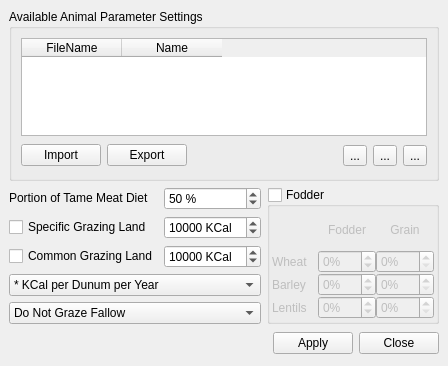
This is src/ui/laanimalparameterbase.ui in arkygeek/landuseanalyst as Qt 5 draws it before an edit. The edited form follows.
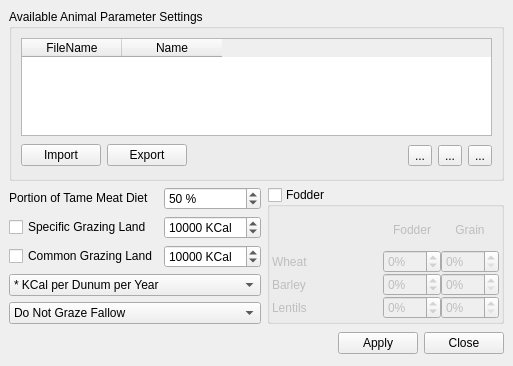
This is the edited form. Icons and pictures are not drawn.

```diff
--- a/src/ui/laanimalparameterbase.ui
+++ b/src/ui/laanimalparameterbase.ui
@@ -5,7 +5,7 @@
    <rect>
     <x>0</x>
     <y>0</y>
-    <width>404</width>
+    <width>513</width>
     <height>366</height>
    </rect>
   </property>
@@ -101,9 +101,7 @@
       <item row="3" column="3" >
        <widget class="QSpinBox" name="spinBoxFodderLentilsGrain" >
         <property name="sizePolicy" >
-         <sizepolicy>
-          <hsizetype>4</hsizetype>
-          <vsizetype>0</vsizetype>
+         <sizepolicy vsizetype="Fixed" hsizetype="Maximum" >
           <horstretch>0</horstretch>
           <verstretch>0</verstretch>
          </sizepolicy>
@@ -125,9 +123,7 @@
       <item row="3" column="2" >
        <widget class="QSpinBox" name="spinBoxFodderLentils" >
         <property name="sizePolicy" >
-         <sizepolicy>
-          <hsizetype>4</hsizetype>
-          <vsizetype>0</vsizetype>
+         <sizepolicy vsizetype="Fixed" hsizetype="Maximum" >
           <horstretch>0</horstretch>
           <verstretch>0</verstretch>
          </sizepolicy>
@@ -165,9 +161,7 @@
       <item row="2" column="3" >
        <widget class="QSpinBox" name="spinBoxFodderBarleyGrain" >
         <property name="sizePolicy" >
-         <sizepolicy>
-          <hsizetype>4</hsizetype>
-          <vsizetype>0</vsizetype>
+         <sizepolicy vsizetype="Fixed" hsizetype="Maximum" >
           <horstretch>0</horstretch>
           <verstretch>0</verstretch>
          </sizepolicy>
@@ -189,9 +183,7 @@
       <item row="2" column="2" >
        <widget class="QSpinBox" name="spinBoxFodderBarley" >
         <property name="sizePolicy" >
-         <sizepolicy>
-          <hsizetype>0</hsizetype>
-          <vsizetype>0</vsizetype>
+         <sizepolicy vsizetype="Fixed" hsizetype="Fixed" >
           <horstretch>0</horstretch>
           <verstretch>0</verstretch>
          </sizepolicy>
@@ -229,9 +221,7 @@
       <item row="1" column="3" >
        <widget class="QSpinBox" name="spinBoxFodderWheatGrain" >
         <property name="sizePolicy" >
-         <sizepolicy>
-          <hsizetype>0</hsizetype>
-          <vsizetype>0</vsizetype>
+         <sizepolicy vsizetype="Fixed" hsizetype="Fixed" >
           <horstretch>0</horstretch>
           <verstretch>0</verstretch>
          </sizepolicy>
@@ -253,9 +243,7 @@
       <item row="1" column="2" >
        <widget class="QSpinBox" name="spinBoxFodderWheat" >
         <property name="sizePolicy" >
-         <sizepolicy>
-          <hsizetype>0</hsizetype>
-          <vsizetype>0</vsizetype>
+         <sizepolicy vsizetype="Fixed" hsizetype="Fixed" >
           <horstretch>0</horstretch>
           <verstretch>0</verstretch>
          </sizepolicy>
@@ -475,9 +463,7 @@
    <item row="6" column="4" >
     <widget class="QPushButton" name="pbnClose" >
      <property name="sizePolicy" >
-      <sizepolicy>
-       <hsizetype>5</hsizetype>
-       <vsizetype>0</vsizetype>
+      <sizepolicy vsizetype="Fixed" hsizetype="Preferred" >
        <horstretch>0</horstretch>
        <verstretch>0</verstretch>
       </sizepolicy>
@@ -490,9 +476,7 @@
    <item row="6" column="3" >
     <widget class="QPushButton" name="pbnApply" >
      <property name="sizePolicy" >
-      <sizepolicy>
-       <hsizetype>0</hsizetype>
-       <vsizetype>0</vsizetype>
+      <sizepolicy vsizetype="Fixed" hsizetype="Fixed" >
        <horstretch>0</horstretch>
        <verstretch>0</verstretch>
       </sizepolicy>
```
Left out of the diff: 77 changed lines with no effect on the pictures.
